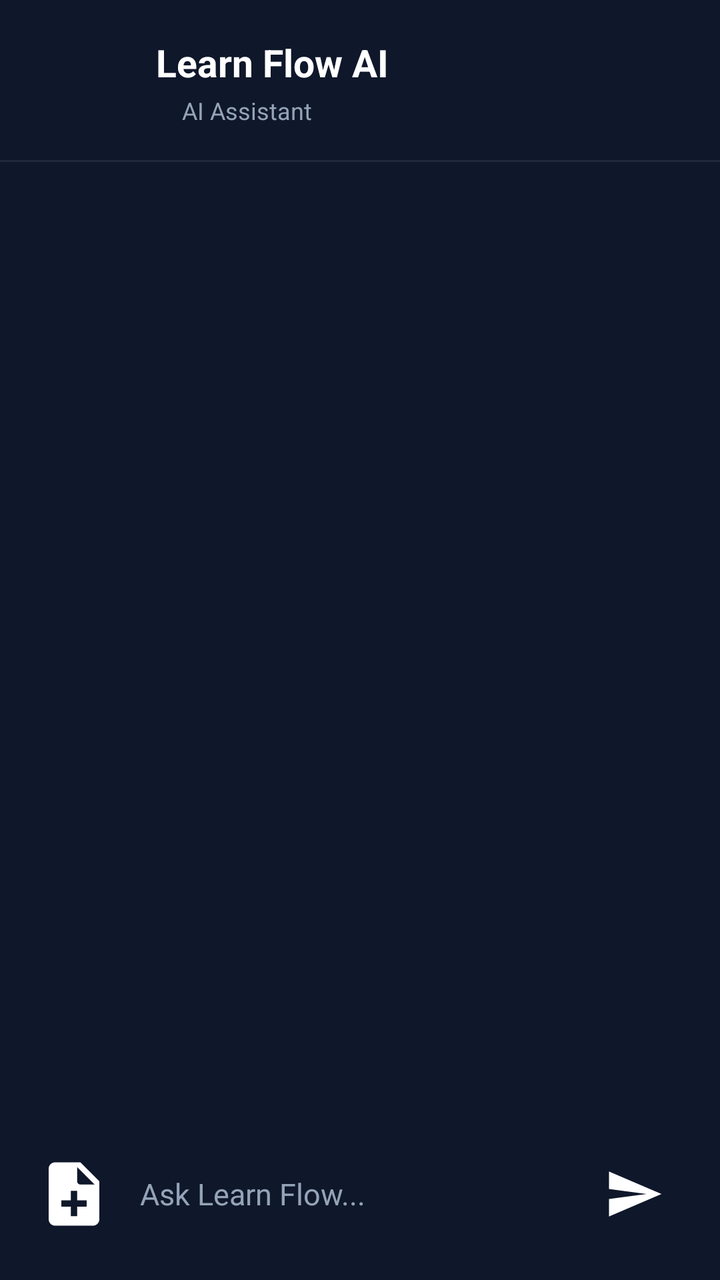
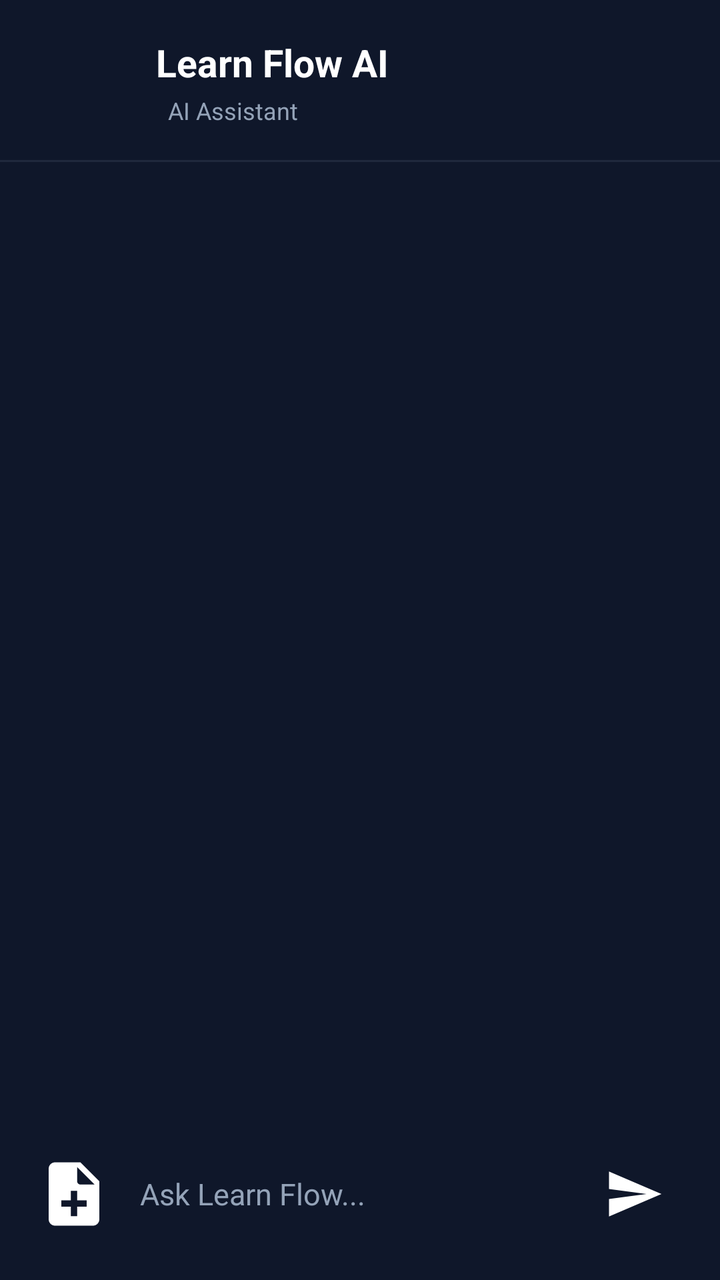

Compare the two renders of this Android layout. The source of the first and the diff that turns it into the second are given below.
<!-- AndroidManifest.xml: application theme Theme.LearnFlow -->
<!-- res/layout/activity_chat.xml -->
<?xml version="1.0" encoding="utf-8"?>
<androidx.constraintlayout.widget.ConstraintLayout
    xmlns:android="http://schemas.android.com/apk/res/android"
    xmlns:app="http://schemas.android.com/apk/res-auto"
    xmlns:tools="http://schemas.android.com/tools"
    android:layout_width="match_parent"
    android:layout_height="match_parent"
    android:id="@+id/main"
    android:background="@color/dark_background">

    <LinearLayout
        android:id="@+id/header"
        android:layout_width="0dp"
        android:layout_height="wrap_content"
        android:layout_marginStart="20dp"
        android:layout_marginTop="18dp"
        android:layout_marginEnd="20dp"
        android:gravity="center_vertical"
        android:orientation="horizontal"
        app:layout_constraintEnd_toEndOf="parent"
        app:layout_constraintStart_toStartOf="parent"
        app:layout_constraintTop_toTopOf="parent">

        <FrameLayout
            android:layout_width="46dp"
            android:layout_height="46dp">

            <ImageView
                android:layout_width="24dp"
                android:layout_height="24dp"
                android:layout_gravity="center"
                android:contentDescription="AI"
                android:backgroundTint="@color/white" />

        </FrameLayout>

        <LinearLayout
            android:layout_width="0dp"
            android:layout_height="wrap_content"
            android:layout_marginStart="12dp"
            android:layout_weight="1"
            android:orientation="vertical">

            <TextView
                android:id="@+id/name"
                android:layout_width="wrap_content"
                android:layout_height="wrap_content"
                android:text="Learn Flow AI"
                android:textColor="@color/white"
                android:textSize="19sp"
                android:textStyle="bold" />

            <LinearLayout
                android:layout_width="wrap_content"
                android:layout_height="wrap_content"
                android:layout_marginTop="3dp"
                android:gravity="center_vertical"
                android:orientation="horizontal">

                <View
                    android:layout_width="7dp"
                    android:layout_height="7dp"/>

                <TextView
                    android:layout_width="wrap_content"
                    android:layout_height="wrap_content"
                    android:layout_marginStart="6dp"
                    android:text="AI Assistant"
                    android:textColor="@color/dark_text_secondary"
                    android:textSize="12sp" />

            </LinearLayout>

        </LinearLayout>


    </LinearLayout>

    <View
        android:id="@+id/headerDivider"
        android:layout_width="0dp"
        android:layout_height="1dp"
        android:layout_marginTop="16dp"
        android:background="@color/dark_surface_variant"
        android:alpha="0.45"
        app:layout_constraintEnd_toEndOf="parent"
        app:layout_constraintStart_toStartOf="parent"
        app:layout_constraintTop_toBottomOf="@id/header" />


    <androidx.recyclerview.widget.RecyclerView
        android:id="@+id/recyclerView"
        android:layout_width="0dp"
        android:layout_height="0dp"
        android:clipToPadding="false"
        android:overScrollMode="never"
        android:paddingStart="14dp"
        android:paddingTop="14dp"
        android:paddingEnd="14dp"
        android:paddingBottom="16dp"
        app:layout_constraintBottom_toTopOf="@id/inputContainer"
        app:layout_constraintEnd_toEndOf="parent"
        app:layout_constraintHorizontal_bias="1.0"
        app:layout_constraintStart_toStartOf="parent"
        app:layout_constraintTop_toBottomOf="@+id/header"
        app:layout_constraintVertical_bias="0.0" />

    <LinearLayout
        android:id="@+id/inputContainer"
        android:layout_width="0dp"
        android:layout_height="wrap_content"
        android:layout_marginStart="12dp"
        android:layout_marginEnd="12dp"
        android:layout_marginBottom="12dp"
        android:gravity="center_vertical"
        android:minHeight="62dp"
        android:orientation="horizontal"
        android:paddingStart="6dp"
        android:paddingTop="6dp"
        android:paddingEnd="6dp"
        android:paddingBottom="6dp"
        app:layout_constraintBottom_toBottomOf="parent"
        app:layout_constraintEnd_toEndOf="parent"
        app:layout_constraintStart_toStartOf="parent">

        <ImageButton
            android:id="@+id/btnAttach"
            android:layout_width="38dp"
            android:layout_height="38dp"
            android:contentDescription="Attach document"
            android:background="@drawable/ic_add"
            android:padding="12dp" />

        <EditText
            android:id="@+id/editMessage"
            android:layout_width="0dp"
            android:layout_height="wrap_content"
            android:layout_marginStart="6dp"
            android:layout_marginEnd="6dp"
            android:layout_weight="1"
            android:background="@android:color/transparent"
            android:gravity="center_vertical"
            android:hint="Ask Learn Flow..."
            android:inputType="textCapSentences|textMultiLine"
            android:maxLines="4"
            android:minHeight="46dp"
            android:paddingStart="8dp"
            android:paddingEnd="8dp"
            android:paddingTop="8dp"
            android:paddingBottom="8dp"
            android:textColor="@color/dark_text_primary"
            android:textColorHint="@color/dark_text_secondary"
            android:textSize="15sp" />

        <ImageButton
            android:id="@+id/btnSend"
            android:layout_width="50dp"
            android:layout_height="50dp"
            android:background="@android:color/transparent"
            android:src="@drawable/ic_send"
            android:contentDescription="Send message"
            android:padding="12dp" />

    </LinearLayout>

</androidx.constraintlayout.widget.ConstraintLayout>
<!-- resources referenced by this layout -->
<resources>
  <color name="dark_background">#0F172A</color>
  <color name="dark_surface_variant">#334155</color>
  <color name="dark_text_primary">#F8FAFC</color>
  <color name="dark_text_secondary">#94A3B8</color>
  <color name="white">#ffffff</color>
  <!-- drawable ic_add (drawable) -->
  <?xml version="1.0" encoding="utf-8"?>
  <vector xmlns:android="http://schemas.android.com/apk/res/android"
      android:width="24dp"
      android:height="24dp"
      android:viewportWidth="24"
      android:viewportHeight="24">
  
      <path
          android:fillColor="@android:color/white"
          android:pathData="M6,2C4.9,2 4,2.9 4,4V20C4,21.1 4.9,22 6,22H18C19.1,22 20,21.1 20,20V8L14,2H6ZM13,3.5L18.5,9H14C13.45,9 13,8.55 13,8V3.5ZM11,11H13V14H16V16H13V19H11V16H8V14H11V11Z" />
  
  </vector>
  <!-- drawable ic_send (drawable) -->
  <?xml version="1.0" encoding="utf-8"?>
  <vector xmlns:android="http://schemas.android.com/apk/res/android"
      android:width="30dp"
      android:height="30dp"
      android:viewportWidth="24"
      android:viewportHeight="24">
  
      <path
          android:fillColor="@android:color/white"
          android:pathData="M2,21L23,12L2,3L2,10L17,12L2,14Z" />
  
  </vector>
  <style name="Theme.LearnFlow" parent="Base.Theme.LearnFlow" />
  <style name="Base.Theme.LearnFlow" parent="Theme.Material3.DayNight.NoActionBar">
          
          
      </style>
</resources>

<!-- the commit's change to res/layout/activity_chat.xml (unified diff, before → after) -->
@@ -3,11 +3,12 @@
     xmlns:android="http://schemas.android.com/apk/res/android"
     xmlns:app="http://schemas.android.com/apk/res-auto"
     xmlns:tools="http://schemas.android.com/tools"
+    android:id="@+id/main"
     android:layout_width="match_parent"
     android:layout_height="match_parent"
-    android:id="@+id/main"
     android:background="@color/dark_background">
 
+    
     <LinearLayout
         android:id="@+id/header"
         android:layout_width="0dp"
@@ -57,9 +58,7 @@
                 android:gravity="center_vertical"
                 android:orientation="horizontal">
 
-                <View
-                    android:layout_width="7dp"
-                    android:layout_height="7dp"/>
+
 
                 <TextView
                     android:layout_width="wrap_content"
@@ -73,38 +72,48 @@
 
         </LinearLayout>
 
-
     </LinearLayout>
 
+    
     <View
         android:id="@+id/headerDivider"
         android:layout_width="0dp"
         android:layout_height="1dp"
         android:layout_marginTop="16dp"
+        android:alpha="0.45"
         android:background="@color/dark_surface_variant"
-        android:alpha="0.45"
         app:layout_constraintEnd_toEndOf="parent"
         app:layout_constraintStart_toStartOf="parent"
         app:layout_constraintTop_toBottomOf="@id/header" />
 
-
-    <androidx.recyclerview.widget.RecyclerView
-        android:id="@+id/recyclerView"
+    
+    <LinearLayout
+        android:id="@+id/messageContainer"
         android:layout_width="0dp"
         android:layout_height="0dp"
-        android:clipToPadding="false"
-        android:overScrollMode="never"
-        android:paddingStart="14dp"
-        android:paddingTop="14dp"
-        android:paddingEnd="14dp"
-        android:paddingBottom="16dp"
+        android:orientation="vertical"
         app:layout_constraintBottom_toTopOf="@id/inputContainer"
         app:layout_constraintEnd_toEndOf="parent"
-        app:layout_constraintHorizontal_bias="1.0"
         app:layout_constraintStart_toStartOf="parent"
-        app:layout_constraintTop_toBottomOf="@+id/header"
-        app:layout_constraintVertical_bias="0.0" />
-
+        app:layout_constraintTop_toBottomOf="@id/headerDivider">
+
+        <androidx.recyclerview.widget.RecyclerView
+            android:id="@+id/recyclerView"
+            android:layout_width="match_parent"
+            android:layout_height="wrap_content"
+            android:clipToPadding="false"
+            android:overScrollMode="never"
+            android:paddingStart="14dp"
+            android:paddingTop="14dp"
+            android:paddingEnd="14dp"
+            android:paddingBottom="8dp" />
+
+        <include
+            android:id="@+id/typingIndicator"
+            layout="@layout/loader" />
+    </LinearLayout>
+
+    
     <LinearLayout
         android:id="@+id/inputContainer"
         android:layout_width="0dp"
@@ -127,8 +136,8 @@
             android:id="@+id/btnAttach"
             android:layout_width="38dp"
             android:layout_height="38dp"
+            android:background="@drawable/ic_add"
             android:contentDescription="Attach document"
-            android:background="@drawable/ic_add"
             android:padding="12dp" />
 
         <EditText
@@ -145,8 +154,8 @@
             android:maxLines="4"
             android:minHeight="46dp"
             android:paddingStart="8dp"
+            android:paddingTop="8dp"
             android:paddingEnd="8dp"
-            android:paddingTop="8dp"
             android:paddingBottom="8dp"
             android:textColor="@color/dark_text_primary"
             android:textColorHint="@color/dark_text_secondary"
@@ -157,10 +166,42 @@
             android:layout_width="50dp"
             android:layout_height="50dp"
             android:background="@android:color/transparent"
-            android:src="@drawable/ic_send"
             android:contentDescription="Send message"
-            android:padding="12dp" />
+            android:padding="12dp"
+            android:src="@drawable/ic_send" />
 
     </LinearLayout>
 
 </androidx.constraintlayout.widget.ConstraintLayout>
+<!-- res/layout/loader.xml (included above) -->
+<?xml version="1.0" encoding="utf-8"?>
+<LinearLayout
+    xmlns:android="http://schemas.android.com/apk/res/android"
+    android:layout_width="wrap_content"
+    android:layout_height="32dp"
+    android:layout_marginStart="30dp"
+    android:gravity="center_vertical"
+    android:orientation="horizontal"
+    android:visibility="gone">
+
+    <View
+        android:id="@+id/dot1"
+        android:layout_width="7dp"
+        android:layout_height="7dp"
+        android:layout_marginEnd="4dp"
+        android:background="@drawable/typing_dot" />
+
+    <View
+        android:id="@+id/dot2"
+        android:layout_width="7dp"
+        android:layout_height="7dp"
+        android:layout_marginEnd="4dp"
+        android:background="@drawable/typing_dot" />
+
+    <View
+        android:id="@+id/dot3"
+        android:layout_width="7dp"
+        android:layout_height="7dp"
+        android:background="@drawable/typing_dot" />
+
+</LinearLayout>
<!-- resource entries referenced after the edit -->
@@ -31,6 +31,14 @@
           android:pathData="M2,21L23,12L2,3L2,10L17,12L2,14Z" />
   
   </vector>
+  <!-- drawable typing_dot (drawable) -->
+  <?xml version="1.0" encoding="utf-8"?>
+  <shape xmlns:android="http://schemas.android.com/apk/res/android"
+      android:shape="oval">
+  
+      <solid android:color="@color/dark_text_secondary" />
+  
+  </shape>
   <style name="Theme.LearnFlow" parent="Base.Theme.LearnFlow" />
   <style name="Base.Theme.LearnFlow" parent="Theme.Material3.DayNight.NoActionBar">
           
